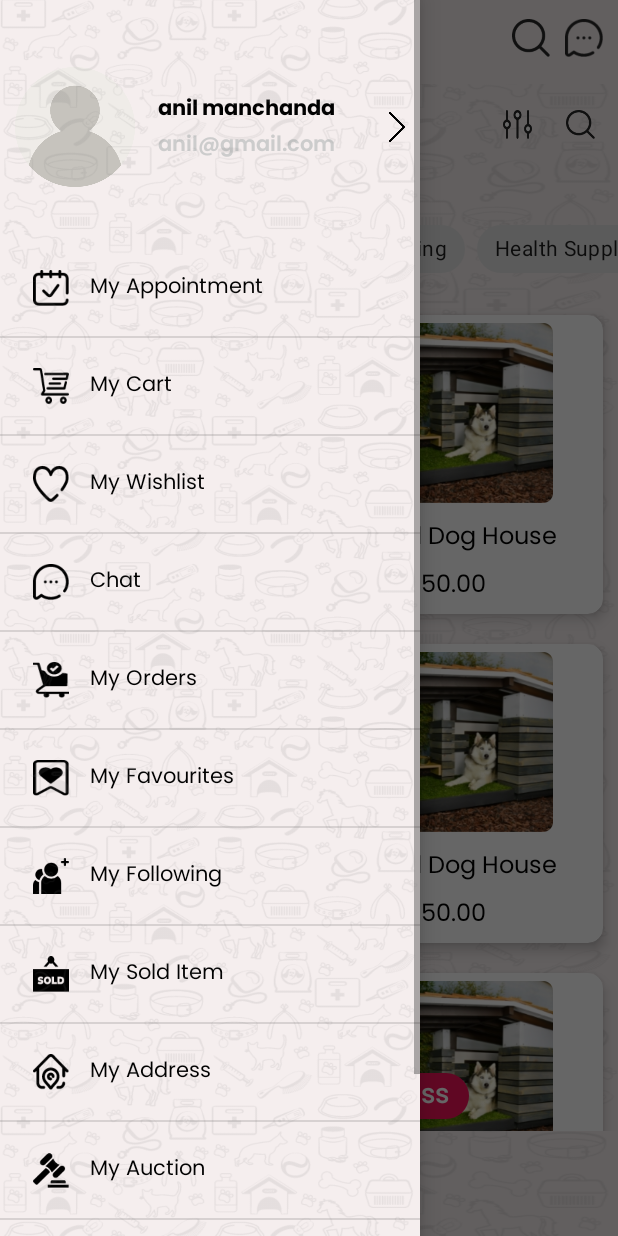
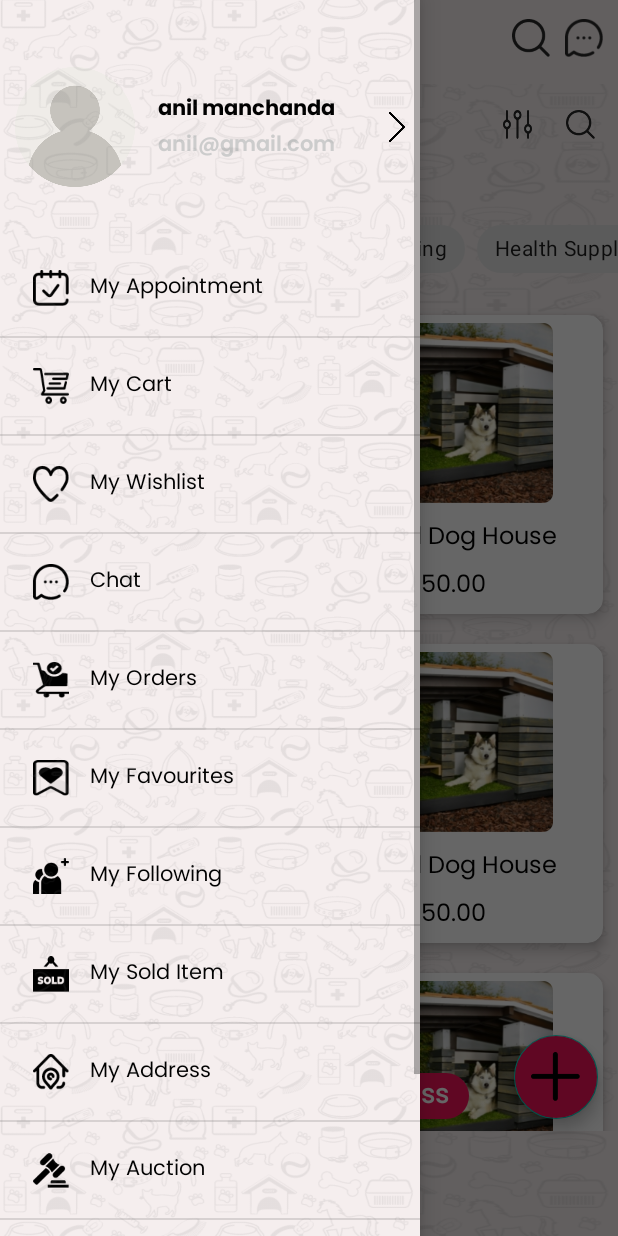
Before and after one commit to aman-adsandurl/petroll_user, an Android app: the BuyActivity screen opened directly, with no data from a screen before it, with the side drawer open, on a phone screen of 412 x 824 dp. Run offline under Robolectric (Android 15) with nearby library versions, the phone set to English and light mode, and no system bars; our stand-ins replace sdp/ssp sizes; libraries missing offline, so code that uses them is left out: com.etebarian.meowbottomnavigation; plain views replace MeowBottomNavigation; 7 statements that could not run were skipped.

Commit message:
added add button

```diff
--- a/app/src/main/java/com/petroll/ui/dashboard/market/marketpackage/BuyActivity.kt
+++ b/app/src/main/java/com/petroll/ui/dashboard/market/marketpackage/BuyActivity.kt
@@ -59,5 +59,9 @@ class BuyActivity : BaseActivity() {
         onQuickAccessClick {
             Toast.makeText(this, "Quick Access", Toast.LENGTH_SHORT).show()
         }
+
+        onAddClick {
+            Toast.makeText(this, "Add click", Toast.LENGTH_SHORT).show()
+        }
     }
 }
--- a/app/src/main/java/com/petroll/utils/BaseActivity.kt
+++ b/app/src/main/java/com/petroll/utils/BaseActivity.kt
@@ -45,6 +45,13 @@ open class BaseActivity : AppCompatActivity(), OnNavigationItemSelectedListener
     fun onQuickAccessClick(onClick: () -> Unit) {
         baseBind.addQuickAccess.visibility = View.VISIBLE
         baseBind.addQuickAccess.setOnClickListener {
+            onClick()
+        }
+    }
+
+    fun onAddClick(onClick: () -> Unit) {
+        baseBind.fab.visibility = View.VISIBLE
+        baseBind.fab.setOnClickListener {
             onClick()
         }
     }
--- a/app/src/main/res/layout/activity_base.xml
+++ b/app/src/main/res/layout/activity_base.xml
@@ -92,6 +92,21 @@
             android:textSize="18sp"
             android:visibility="gone"
             tools:visibility="visible" />
+
+        <com.google.android.material.floatingactionbutton.FloatingActionButton
+            android:id="@+id/fab"
+            android:layout_width="wrap_content"
+            android:layout_height="wrap_content"
+            android:layout_gravity="bottom|end"
+            android:layout_marginBottom="@dimen/_60sdp"
+            android:layout_marginEnd="@dimen/_10sdp"
+            android:src="@drawable/ic_add"
+            android:visibility="gone"
+            tools:visibility="visible"
+            app:maxImageSize="@dimen/_25sdp"
+            android:background="@color/indicator_highlight"
+            android:backgroundTint="@color/indicator_highlight"
+            tools:ignore="ContentDescription" />
     </FrameLayout>
 
     <com.google.android.material.navigation.NavigationView
```
Also changed, not shown: app/src/main/res/drawable/ic_add.png (added).
